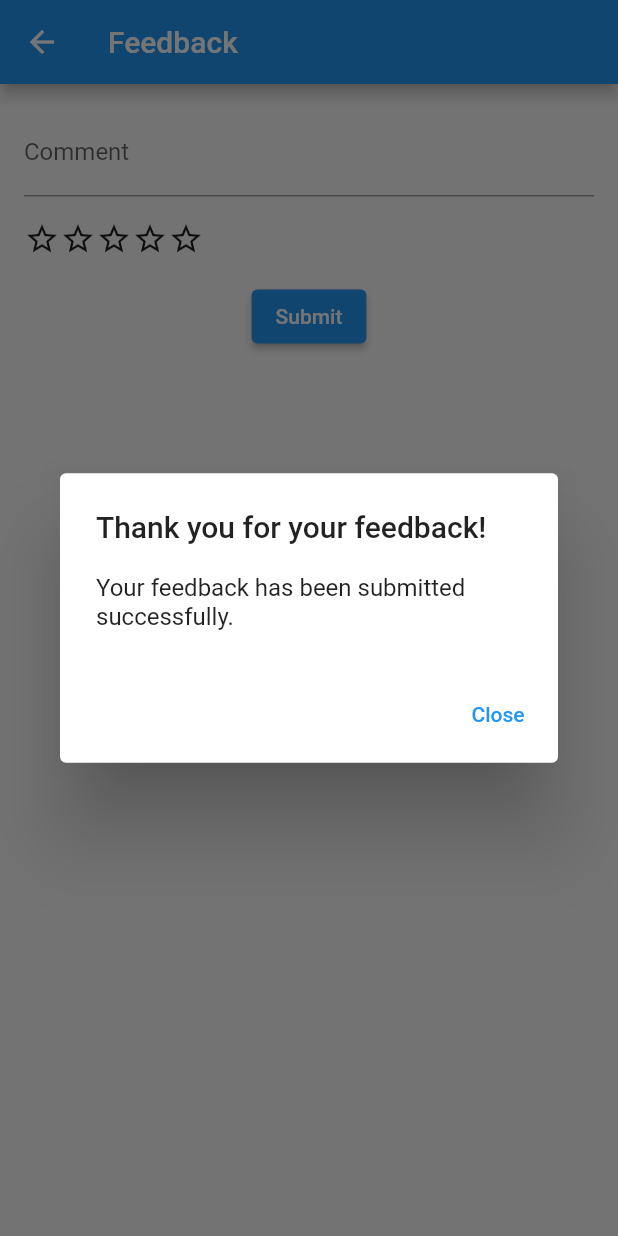
After one commit to avinashkranjan/Friday, a Flutter app: the FeedbackPage screen opened by its route, after a tap on "Submit", on a phone screen of 412 x 824 dp. The commit adds this screen. Run offline on Flutter 3.47's test engine with Material 2 defaults, Android fonts, the phone set to English and light mode, and no system bars; our stand-ins replace cloud_firestore, date_time_picker, firebase_auth, firebase_core, firebase_storage, flutter_icons_null_safety and 7 more; missing offline and left inert: flutter_login_facebook, is_first_run; accounts and stored records are empty.

Commit message:
lib/feedback.dart

```diff
--- /dev/null
+++ b/lib/feedback.dart
@@ -0,0 +1,121 @@
+import 'package:flutter/material.dart';
+import 'package:shared_preferences/shared_preferences.dart';
+
+class FeedbackPage extends StatefulWidget {
+  @override
+  _FeedbackPageState createState() => _FeedbackPageState();
+}
+
+class _FeedbackPageState extends State<FeedbackPage> {
+  TextEditingController _commentController = TextEditingController();
+  double _rating = 0.0;
+  bool _alreadyRated = false;
+
+  @override
+  void initState() {
+    super.initState();
+    _checkIfAlreadyRated();
+  }
+
+  void _checkIfAlreadyRated() async {
+    SharedPreferences prefs = await SharedPreferences.getInstance();
+    bool alreadyRated = prefs.getBool('already_rated') ?? false;
+    setState(() {
+      _alreadyRated = alreadyRated;
+    });
+  }
+
+  void _submitFeedback() {
+    // Submit the feedback to your backend service or database
+    String comment = _commentController.text;
+    // Store the feedback and rating
+
+    // Update the alreadyRated flag
+    SharedPreferences.getInstance().then((prefs) {
+      prefs.setBool('already_rated', true);
+    });
+
+    // Show a confirmation dialog
+    showDialog(
+      context: context,
+      builder: (context) => AlertDialog(
+        title: const Text('Thank you for your feedback!'),
+        content: const Text('Your feedback has been submitted successfully.'),
+        actions: [
+          TextButton(
+            onPressed: () => Navigator.pop(context),
+            child: const Text('Close'),
+          ),
+        ],
+      ),
+    );
+  }
+
+  @override
+  Widget build(BuildContext context) {
+    return Scaffold(
+      appBar: AppBar(
+        title: const Text('Feedback'),
+      ),
+      body: Padding(
+        padding: const EdgeInsets.all(16.0),
+        child: Column(
+          children: [
+            TextField(
+              controller: _commentController,
+              decoration: const InputDecoration(
+                labelText: 'Comment',
+              ),
+            ),
+            const SizedBox(height: 16.0),
+            RatingBar(
+              onRatingChanged: (rating) {
+                setState(() {
+                  _rating = rating;
+                });
+              },
+            ),
+            const SizedBox(height: 16.0),
+            ElevatedButton(
+              onPressed: _submitFeedback,
+              child: const Text('Submit'),
+            ),
+          ],
+        ),
+      ),
+    );
+  }
+}
+
+class RatingBar extends StatefulWidget {
+  final Function(double) onRatingChanged;
+
+  RatingBar({required this.onRatingChanged});
+
+  @override
+  _RatingBarState createState() => _RatingBarState();
+}
+
+class _RatingBarState extends State<RatingBar> {
+  double _rating = 0.0;
+
+  Widget _buildStar(int index) {
+    IconData iconData = index <= _rating ? Icons.star : Icons.star_border;
+    return GestureDetector(
+      onTap: () {
+        setState(() {
+          _rating = index.toDouble();
+          widget.onRatingChanged(_rating);
+        });
+      },
+      child: Icon(iconData),
+    );
+  }
+
+  @override
+  Widget build(BuildContext context) {
+    return Row(
+      children: List.generate(5, (index) => _buildStar(index + 1)),
+    );
+  }
+}
```
Also changed, not shown: lib/main.dart (+76 -23 lines).
